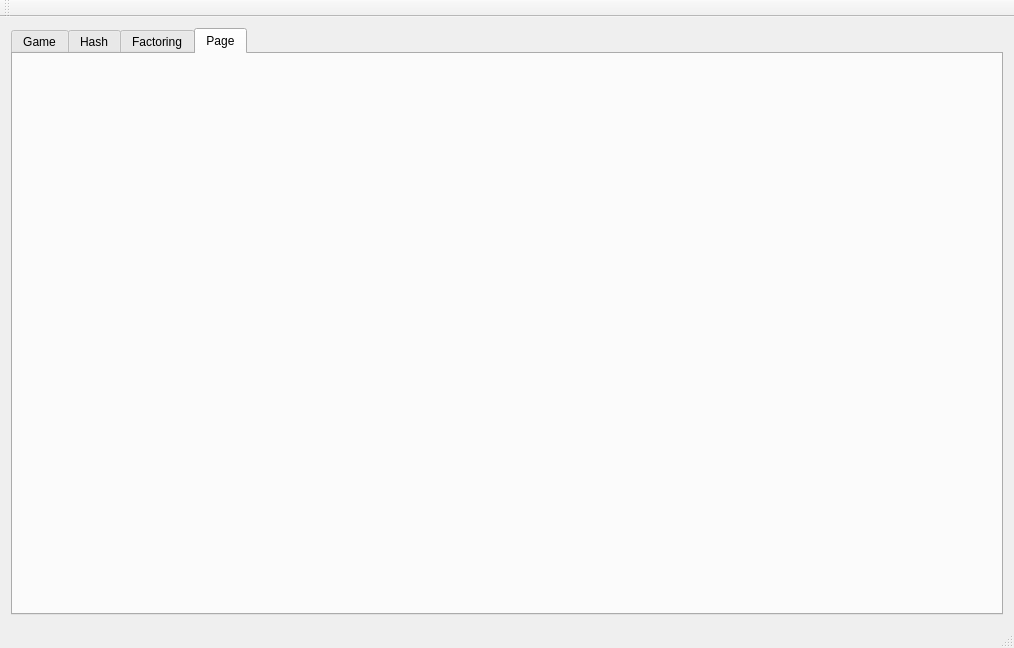
First picture: the form in CapstoneCryptography/forms/mainwindow.ui, repository egandunning/learn-crypto, before the edit.
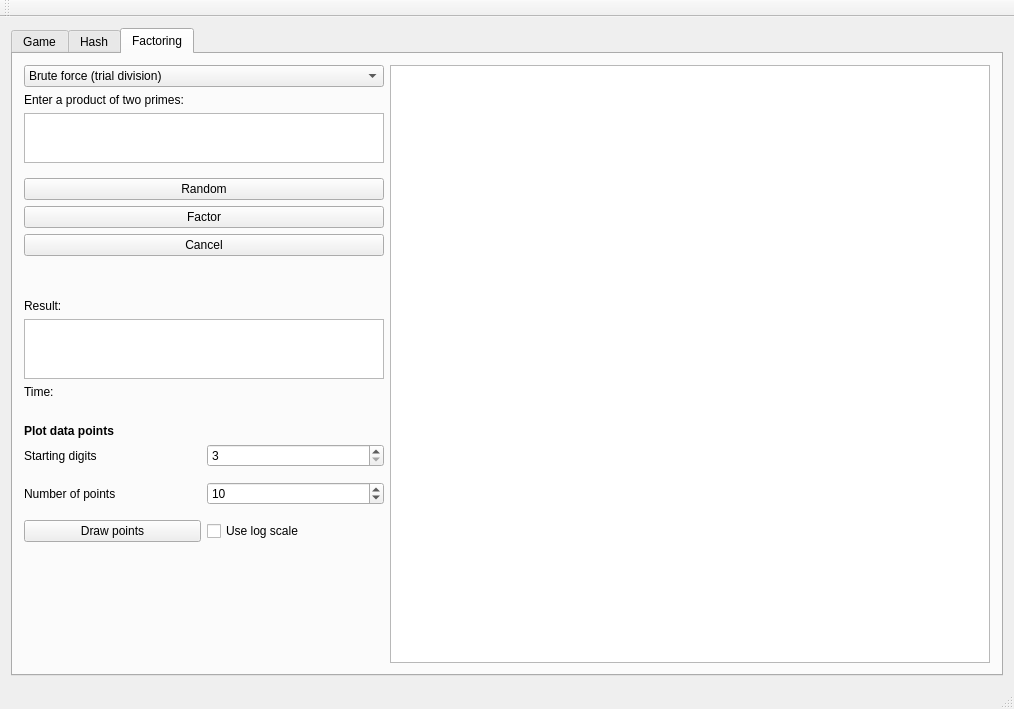
Second picture: the form after the edit. The open tabs and pages were chosen to show the change.

What changed in the file:
```diff
--- a/CapstoneCryptography/forms/mainwindow.ui
+++ b/CapstoneCryptography/forms/mainwindow.ui
@@ -7,7 +7,7 @@
     <x>0</x>
     <y>0</y>
     <width>1014</width>
-    <height>648</height>
+    <height>709</height>
    </rect>
   </property>
   <property name="windowTitle">
@@ -696,30 +696,13 @@
               <height>60</height>
              </size>
             </property>
+            <property name="readOnly">
+             <bool>true</bool>
+            </property>
            </widget>
           </item>
          </layout>
         </widget>
-        <widget class="QWidget" name="help">
-         <attribute name="title">
-          <string>Page</string>
-         </attribute>
-         <widget class="QWidget" name="verticalLayoutWidget">
-          <property name="geometry">
-           <rect>
-            <x>-1</x>
-            <y>-1</y>
-            <width>1011</width>
-            <height>541</height>
-           </rect>
-          </property>
-          <layout class="QVBoxLayout" name="verticalLayout_2">
-           <item>
-            <widget class="QWidget" name="webview" native="true"/>
-           </item>
-          </layout>
-         </widget>
-        </widget>
        </widget>
       </item>
      </layout>
```
